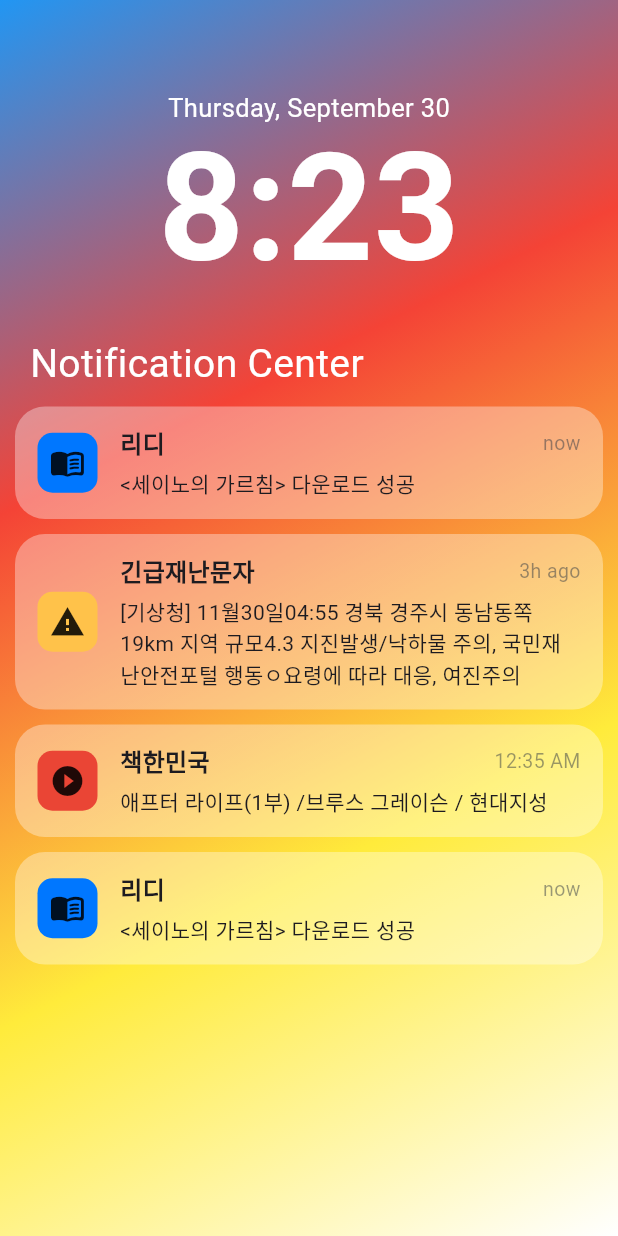
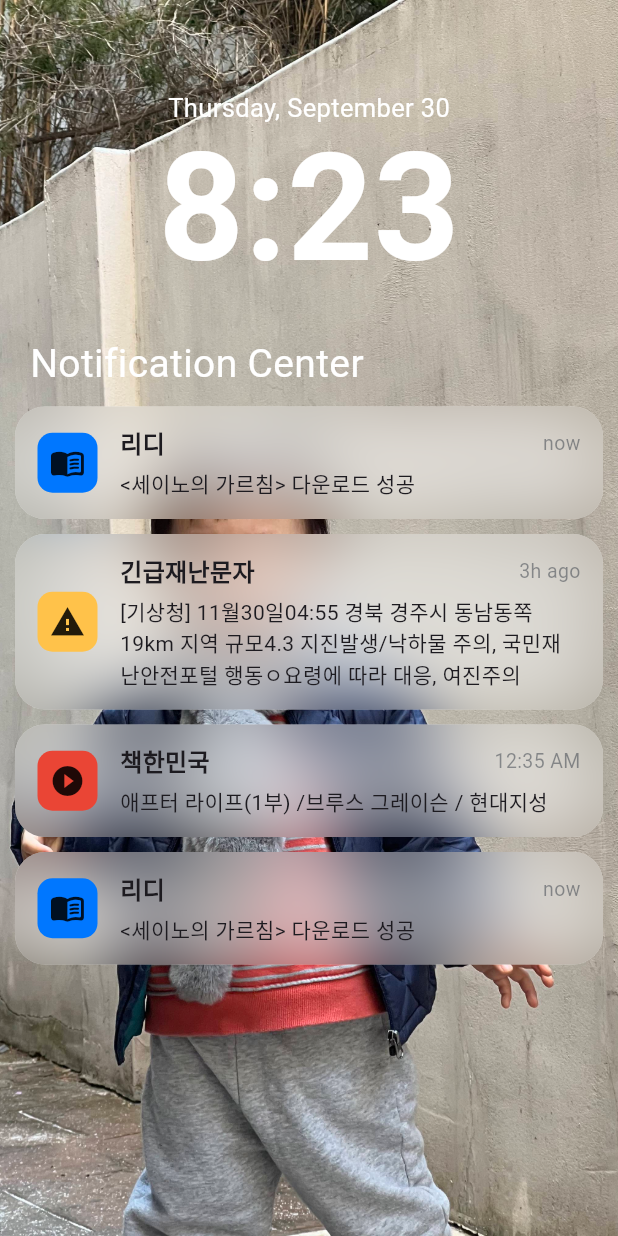
Before and after one commit to WoogearKwon/flutter-note, a Flutter app: the NotificationCenterScreen screen opened by its route, on a phone screen of 412 x 824 dp. Run offline on Flutter 3.47's test engine with Material 3 defaults, Android fonts, the phone set to English and light mode, and no system bars; our stand-ins replace dio, fluro, get_it, logger, pretty_dio_logger; missing offline and left inert: dart:ffi; generated files the repository leaves out were written again.

Commit message:
[UPDATE] 알림 카드 기본 blur 처리

```diff
--- a/lib/presentation/screen/small_apps/notification_center/notification_center.dart
+++ b/lib/presentation/screen/small_apps/notification_center/notification_center.dart
@@ -1,4 +1,5 @@
 import 'dart:math';
+import 'dart:ui';
 
 import 'package:flutter/material.dart';
 
@@ -44,21 +45,11 @@ class NotificationCenterScreen extends StatelessWidget {
 
   Widget _backgroundContainer({required Widget child}) {
     return Stack(
+      alignment: Alignment.center,
+      fit: StackFit.expand,
       children: [
-        Container(
-          decoration: const BoxDecoration(
-            gradient: LinearGradient(
-              begin: Alignment.topLeft,
-              end: Alignment.bottomRight,
-              colors: [
-                Colors.blue,
-                Colors.red,
-                Colors.yellow,
-                Colors.white,
-              ],
-            ),
-          ),
-        ),
+        const Image(
+            image: AssetImage(Assets.samBackgroundImage), fit: BoxFit.cover),
         child
       ],
     );
@@ -80,13 +71,6 @@ class NotificationCenterScreen extends StatelessWidget {
           ),
         ),
         const SizedBox(height: 10),
-        // ListView.builder(
-        //   physics: const ClampingScrollPhysics(),
-        //   itemCount: _notificationContents.length,
-        //   itemBuilder: (_, index) {
-        //     return _notificationContents[index];
-        //   },
-        // ),
         NotificationCard(
           title: '리디',
           subTitle: '<세이노의 가르침> 다운로드 성공',
@@ -148,13 +132,16 @@ class NotificationCard extends StatelessWidget {
     return Container(
       margin: const EdgeInsets.only(bottom: 10),
       width: double.infinity,
-      padding: const EdgeInsets.symmetric(vertical: 13),
       decoration: BoxDecoration(
-        color: Palette.white.withAlpha(90),
+        color: Palette.white.withAlpha(130),
         borderRadius: BorderRadius.circular(20),
       ),
+      child: ClipRRect(
+        borderRadius: BorderRadius.circular(20),
+        child: BackdropFilter(
+          filter: ImageFilter.blur(sigmaX: 22, sigmaY: 22),
           child: Container(
-        padding: const EdgeInsets.symmetric(horizontal: 15),
+            padding: const EdgeInsets.symmetric(horizontal: 15, vertical: 13),
             child: Row(
               children: [
                 Container(
@@ -206,6 +193,8 @@ class NotificationCard extends StatelessWidget {
                   ),
                 )
               ],
+            ),
+          ),
         ),
       ),
     );
--- a/lib/presentation/screen/ui/theme/assets.dart
+++ b/lib/presentation/screen/ui/theme/assets.dart
@@ -2,6 +2,6 @@ class Assets {
   const Assets._();
 
   // images
-  static const samBackgroundImage = 'assets/images/img_sam_background.png';
+  static const samBackgroundImage = 'assets/images/img_sam_background.jpg';
   static const samNoBackgroundImage = 'assets/images/img_sam_no_background.png';
 }
```
Lines whose indentation alone changed are shown as unchanged.
